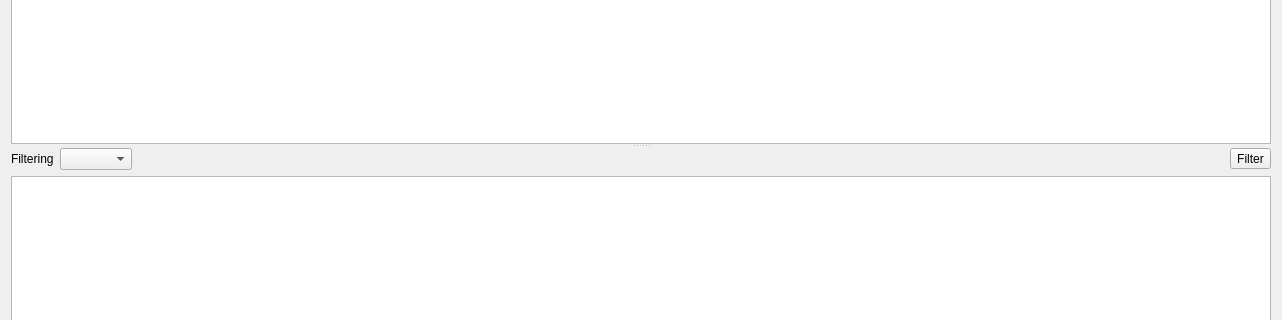
The window that chemfilter.ui (carpovpv/chemfilter) describes before a commit, drawn with Qt 5; both pictures show x 0 to 1282 and y 542 to 862 of the 1282 by 943 pixel window.
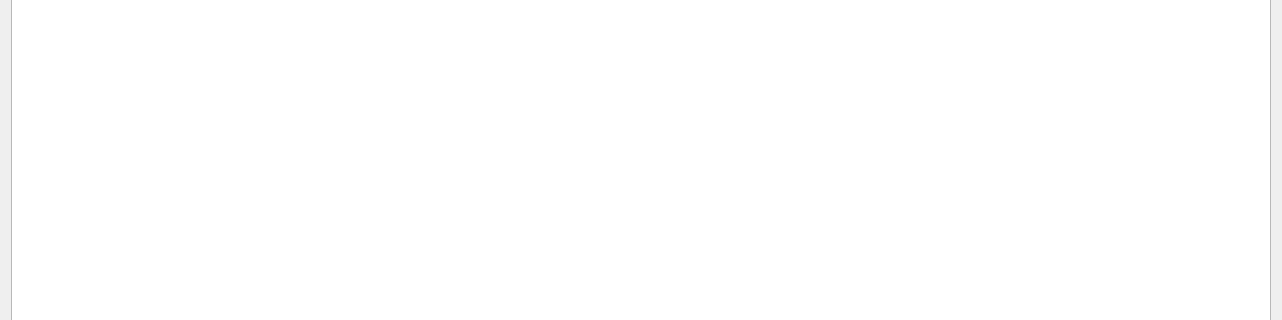
The same window after the commit. Icons and pictures are not drawn. Custom widgets are drawn as their Qt base class.

Diff of the .ui file:
```diff
--- a/chemfilter.ui
+++ b/chemfilter.ui
@@ -17,8 +17,30 @@
    <iconset resource="resources.qrc">
     <normaloff>:/images/rulis.png</normaloff>:/images/rulis.png</iconset>
   </property>
+  <property name="styleSheet">
+   <string notr="true">QTreeView {
+show-decoration-selected: 1;
+}
+QTreeView::item:Selected {
+border: 1px solid #567dbc;
+}
+QTreeView::item:selected:active{
+background: qlineargradient(x1: 0, y1: 0, x2: 0, y2: 1, stop: 0 #6ea1f1, stop: 1 #567dbc);
+}
+QTreeView::item:selected:!active {
+background: qlineargradient(x1: 0, y1: 0, x2: 0, y2: 1, stop: 0 #6b9be8, stop: 1 #577fbf);
+}
+QTreeView::item {
+border:1px solid #d9d9d9;
+border-bottom-color: #d9d9d9;
+}
+QTableView {
+selection-background-color:#567dbc;
+}
+QTreeView::item:has-children {background:#c1d5ff;}</string>
+  </property>
   <widget class="QWidget" name="centralWidget">
-   <layout class="QGridLayout" name="gridLayout_13">
+   <layout class="QGridLayout" name="gridLayout">
     <item row="0" column="0">
      <widget class="QSplitter" name="splitter_2">
       <property name="orientation">
@@ -175,77 +197,6 @@
         </item>
        </layout>
       </widget>
-      <widget class="QWidget" name="widget_5" native="true">
-       <layout class="QGridLayout" name="gridLayout_11">
-        <property name="leftMargin">
-         <number>0</number>
-        </property>
-        <property name="topMargin">
-         <number>0</number>
-        </property>
-        <property name="rightMargin">
-         <number>0</number>
-        </property>
-        <property name="bottomMargin">
-         <number>0</number>
-        </property>
-        <item row="0" column="0">
-         <layout class="QGridLayout" name="gridLayout_10">
-          <item row="1" column="0" colspan="2">
-           <layout class="QGridLayout" name="gridLayout">
-            <item row="0" column="0">
-             <widget class="QLabel" name="label_3">
-              <property name="text">
-               <string>Filtering</string>
-              </property>
-             </widget>
-            </item>
-            <item row="1" column="0" colspan="4">
-             <widget class="HeightTextEdit" name="txtFilter">
-              <property name="sizePolicy">
-               <sizepolicy hsizetype="Expanding" vsizetype="Preferred">
-                <horstretch>0</horstretch>
-                <verstretch>0</verstretch>
-               </sizepolicy>
-              </property>
-             </widget>
-            </item>
-            <item row="0" column="3">
-             <widget class="QToolButton" name="btnFilter">
-              <property name="toolTip">
-               <string>Perform advanced filtering of the molceules based on the filter below.</string>
-              </property>
-              <property name="text">
-               <string>Filter</string>
-              </property>
-              <property name="icon">
-               <iconset resource="resources.qrc">
-                <normaloff>:/images/ok.png</normaloff>:/images/ok.png</iconset>
-              </property>
-             </widget>
-            </item>
-            <item row="0" column="2">
-             <spacer name="horizontalSpacer">
-              <property name="orientation">
-               <enum>Qt::Horizontal</enum>
-              </property>
-              <property name="sizeHint" stdset="0">
-               <size>
-                <width>40</width>
-                <height>20</height>
-               </size>
-              </property>
-             </spacer>
-            </item>
-            <item row="0" column="1">
-             <widget class="QComboBox" name="cmbFilter"/>
-            </item>
-           </layout>
-          </item>
-         </layout>
-        </item>
-       </layout>
-      </widget>
      </widget>
     </item>
    </layout>
@@ -303,13 +254,6 @@
   </action>
  </widget>
  <layoutdefault spacing="6" margin="11"/>
- <customwidgets>
-  <customwidget>
-   <class>HeightTextEdit</class>
-   <extends>QPlainTextEdit</extends>
-   <header>heighttextedit.h</header>
-  </customwidget>
- </customwidgets>
  <resources>
   <include location="resources.qrc"/>
  </resources>
```
